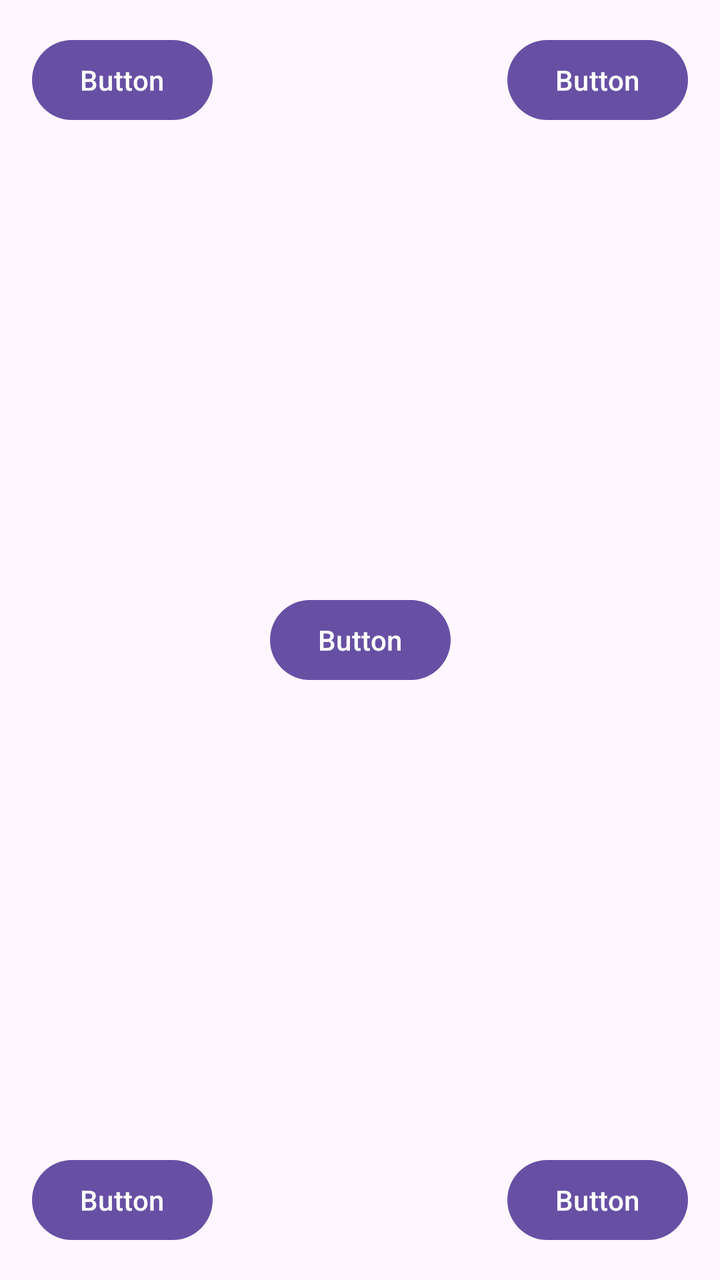
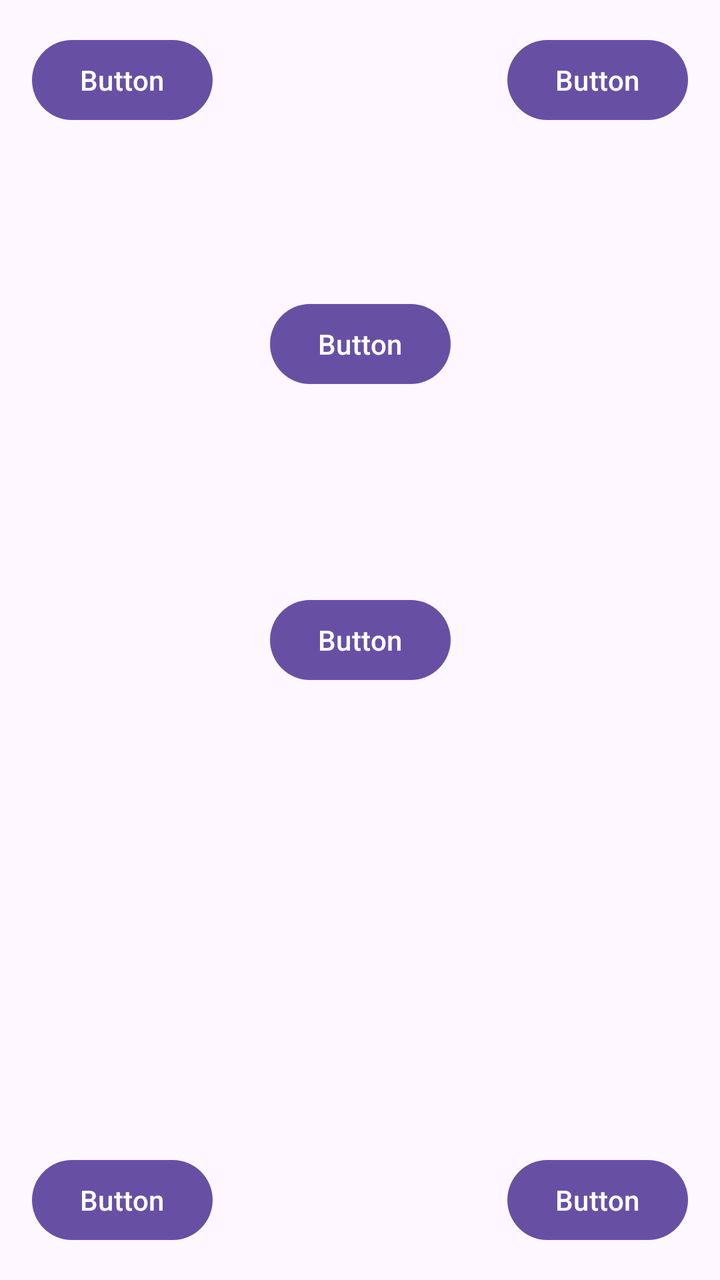

Before-and-after screenshots of an Android layout around one commit, followed by the original layout XML and the change that was made.
<!-- AndroidManifest.xml: application theme Theme.Interfejs -->
<!-- res/layout/activity_main.xml -->
<?xml version="1.0" encoding="utf-8"?>
<androidx.constraintlayout.widget.ConstraintLayout xmlns:android="http://schemas.android.com/apk/res/android"
    xmlns:app="http://schemas.android.com/apk/res-auto"
    xmlns:tools="http://schemas.android.com/tools"
    android:id="@+id/main"
    android:layout_width="match_parent"
    android:layout_height="match_parent"
    tools:context=".MainActivity">

    <TextView
        android:layout_width="wrap_content"
        android:layout_height="wrap_content"
        android:text="Hello World!"
        app:layout_constraintBottom_toBottomOf="parent"
        app:layout_constraintEnd_toEndOf="parent"
        app:layout_constraintStart_toStartOf="parent"
        app:layout_constraintTop_toTopOf="parent" />

    <Button
        android:id="@+id/button"
        android:layout_width="wrap_content"
        android:layout_height="wrap_content"
        android:layout_marginStart="16dp"
        android:layout_marginTop="16dp"
        android:text="Button"
        app:layout_constraintStart_toStartOf="parent"
        app:layout_constraintTop_toTopOf="parent" />

    <Button
        android:id="@+id/button2"
        android:layout_width="wrap_content"
        android:layout_height="wrap_content"
        android:layout_marginTop="16dp"
        android:layout_marginEnd="16dp"
        android:text="Button"
        app:layout_constraintEnd_toEndOf="parent"
        app:layout_constraintTop_toTopOf="parent" />

    <Button
        android:id="@+id/button3"
        android:layout_width="wrap_content"
        android:layout_height="wrap_content"
        android:layout_marginStart="16dp"
        android:layout_marginBottom="16dp"
        android:text="Button"
        app:layout_constraintBottom_toBottomOf="parent"
        app:layout_constraintStart_toStartOf="parent" />

    <Button
        android:id="@+id/button4"
        android:layout_width="wrap_content"
        android:layout_height="wrap_content"
        android:layout_marginEnd="16dp"
        android:layout_marginBottom="16dp"
        android:text="Button"
        app:layout_constraintBottom_toBottomOf="parent"
        app:layout_constraintEnd_toEndOf="parent" />

    <Button
        android:id="@+id/button5"
        android:layout_width="wrap_content"
        android:layout_height="wrap_content"
        android:text="Button"
        app:layout_constraintBottom_toBottomOf="parent"
        app:layout_constraintEnd_toEndOf="parent"
        app:layout_constraintHorizontal_bias="0.5"
        app:layout_constraintStart_toStartOf="parent"
        app:layout_constraintTop_toTopOf="parent"
        app:layout_constraintVertical_bias="0.5" />

</androidx.constraintlayout.widget.ConstraintLayout>
<!-- resources referenced by this layout -->
<resources>
  <style name="Theme.Interfejs" parent="Base.Theme.Interfejs" />
  <style name="Base.Theme.Interfejs" parent="Theme.Material3.DayNight.NoActionBar">
          
          
      </style>
</resources>

<!-- the commit's change to res/layout/activity_main.xml (unified diff, before → after) -->
@@ -8,6 +8,7 @@
     tools:context=".MainActivity">
 
     <TextView
+        android:id="@+id/textView"
         android:layout_width="wrap_content"
         android:layout_height="wrap_content"
         android:text="Hello World!"
@@ -68,4 +69,16 @@
         app:layout_constraintTop_toTopOf="parent"
         app:layout_constraintVertical_bias="0.5" />
 
+    <Button
+        android:id="@+id/button6"
+        android:layout_width="wrap_content"
+        android:layout_height="wrap_content"
+        android:text="Button"
+        app:layout_constraintBottom_toBottomOf="parent"
+        app:layout_constraintEnd_toEndOf="parent"
+        app:layout_constraintHorizontal_bias="0.5"
+        app:layout_constraintStart_toStartOf="parent"
+        app:layout_constraintTop_toTopOf="parent"
+        app:layout_constraintVertical_bias="0.25" />
+
 </androidx.constraintlayout.widget.ConstraintLayout>
